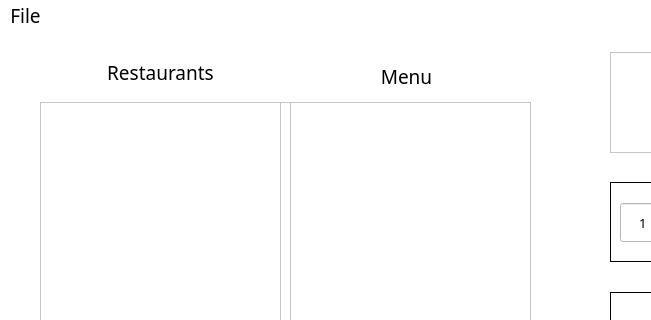
DannyCamacho/SaddlebackEats, file mainwindow.ui: the form before one commit; both pictures show x 0 to 651 and y 0 to 320 of the 889 by 557 pixel window.
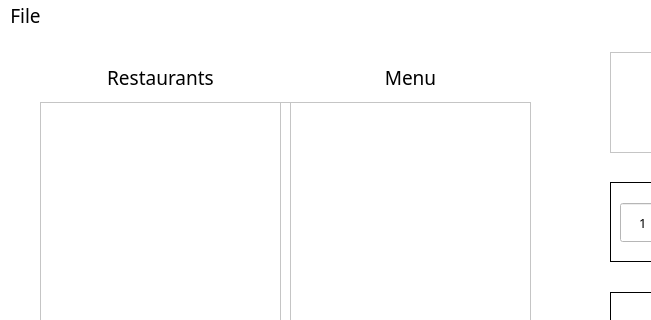
The form after the commit. Icons and pictures are not drawn.

What changed in the file:
```diff
--- a/mainwindow.ui
+++ b/mainwindow.ui
@@ -740,11 +740,11 @@
     <property name="frameShadow">
      <enum>QFrame::Raised</enum>
     </property>
-    <widget class="QLabel" name="label">
+    <widget class="QLabel" name="label_2">
      <property name="geometry">
       <rect>
-       <x>0</x>
-       <y>5</y>
+       <x>250</x>
+       <y>10</y>
        <width>241</width>
        <height>31</height>
       </rect>
@@ -760,17 +760,17 @@
 color: rgb(0, 0, 0);</string>
      </property>
      <property name="text">
-      <string>Restaurants</string>
+      <string>Menu</string>
      </property>
      <property name="alignment">
       <set>Qt::AlignCenter</set>
      </property>
     </widget>
-    <widget class="QLabel" name="label_2">
+    <widget class="QLabel" name="label">
      <property name="geometry">
       <rect>
-       <x>246</x>
-       <y>9</y>
+       <x>0</x>
+       <y>10</y>
        <width>241</width>
        <height>31</height>
       </rect>
@@ -786,7 +786,7 @@
 color: rgb(0, 0, 0);</string>
      </property>
      <property name="text">
-      <string>Menu</string>
+      <string>Restaurants</string>
      </property>
      <property name="alignment">
       <set>Qt::AlignCenter</set>
```
